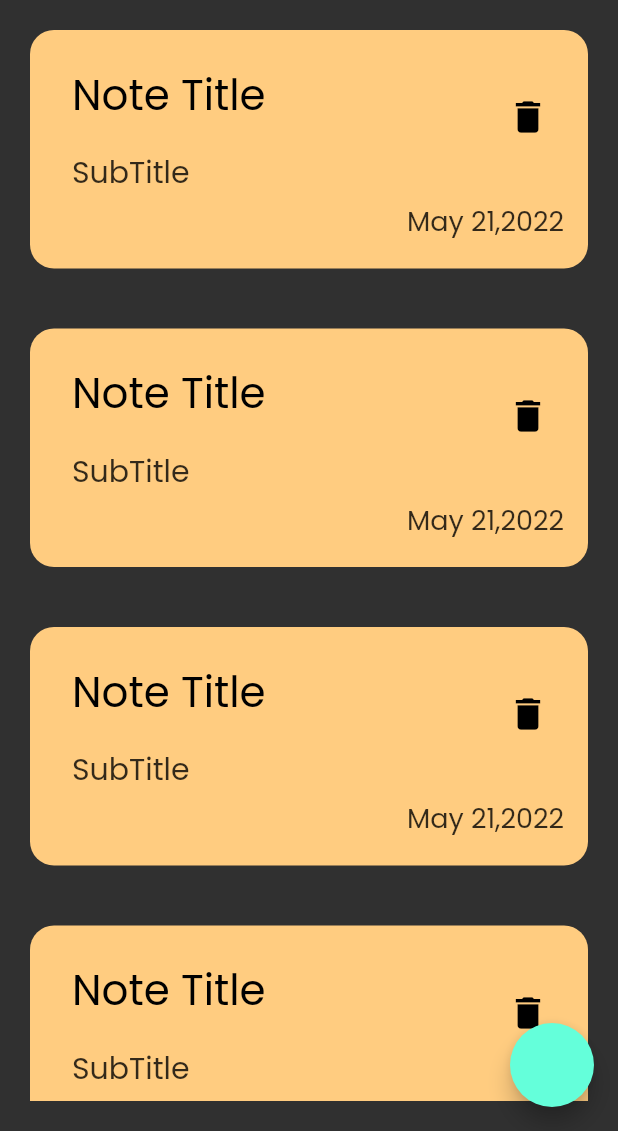
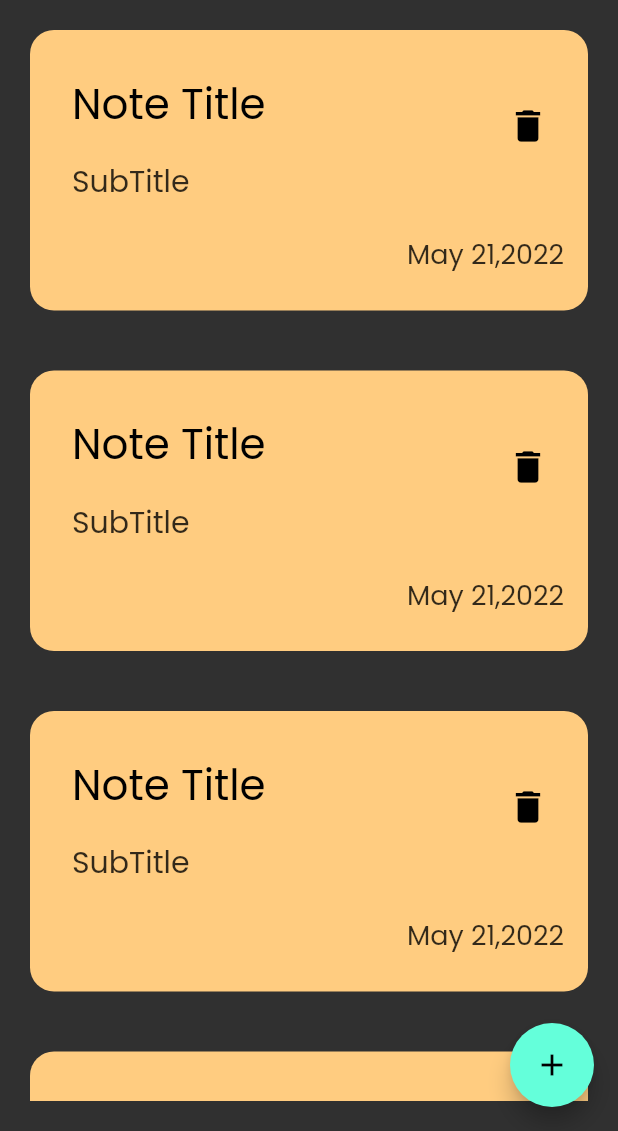
Before and after one commit to BishoyEssam/Notes-App, a Flutter app: the screen it shows after launch, on a phone screen of 412 x 824 dp, the part 105-1236 px from its top. Run offline on Flutter 3.47's test engine with Material 2 defaults, Android fonts, the phone set to English and light mode, and no system bars.

Commit message:
add FloatingActionButton

```diff
--- a/lib/views/NotesView.dart
+++ b/lib/views/NotesView.dart
@@ -9,6 +9,7 @@ class NotesView extends StatelessWidget {
     return Scaffold(
       floatingActionButton: FloatingActionButton(
         onPressed: () {},
+        child: const Icon(Icons.add),
       ),
       body: const SafeArea(
         child: NotesViewBody(),
--- a/lib/widgets/NoteItem.dart
+++ b/lib/widgets/NoteItem.dart
@@ -10,8 +10,8 @@ class NoteItem extends StatelessWidget {
     return Container(
       margin: const EdgeInsets.symmetric(vertical: 20),
       padding: const EdgeInsets.only(
-        top: 18,
-        bottom: 18,
+        top: 24,
+        bottom: 24,
         left: 12,
       ),
       decoration: BoxDecoration(
@@ -30,7 +30,7 @@ class NoteItem extends StatelessWidget {
               ),
             ),
             subtitle: Padding(
-              padding: const EdgeInsets.only(top: 16.0),
+              padding: const EdgeInsets.only(top: 16.0, bottom: 16),
               child: Text(
                 'SubTitle',
                 style: TextStyle(
```
